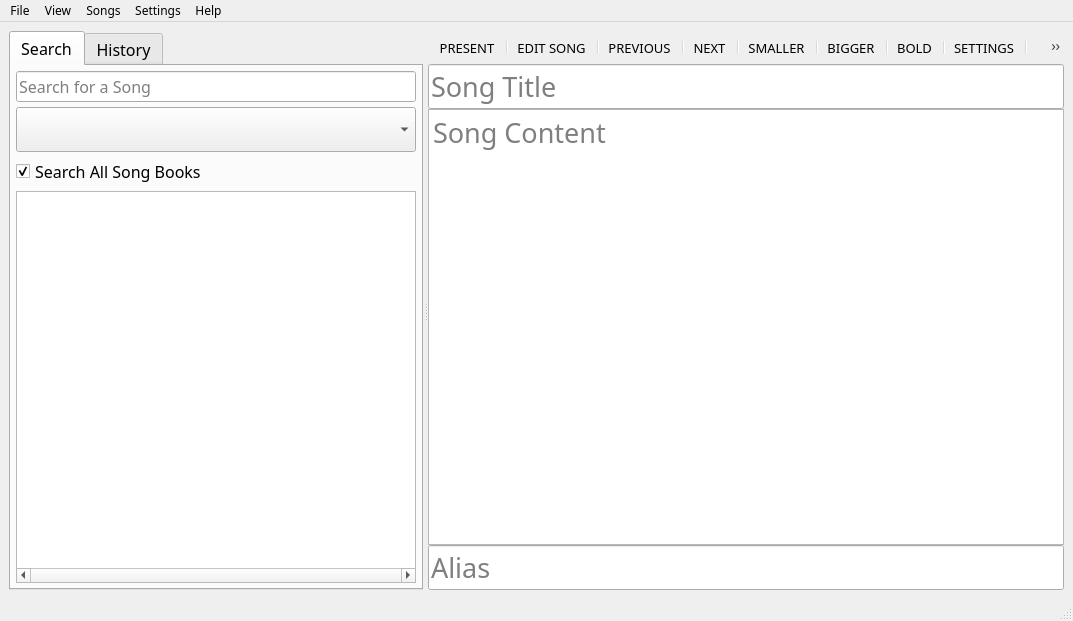
Before: the Qt Designer form src/ui/home_window.ui in Appsmata/MasterBible-Desktop, drawn with Qt 5.
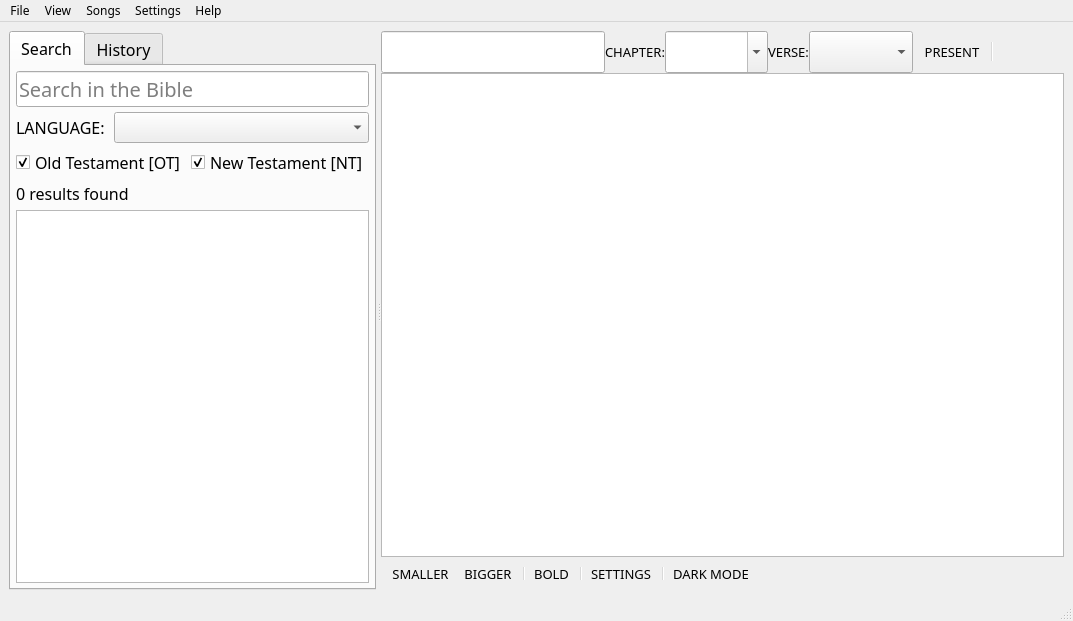
After: the same form once the commit is applied. Icons and pictures are not drawn.

Diff of the .ui file:
```diff
--- a/src/ui/home_window.ui
+++ b/src/ui/home_window.ui
@@ -97,70 +97,102 @@
             </property>
             <item>
              <widget class="QLineEdit" name="txtSearch">
-              <property name="minimumSize">
-               <size>
-                <width>400</width>
-                <height>0</height>
-               </size>
+              <property name="sizePolicy">
+               <sizepolicy hsizetype="Preferred" vsizetype="Fixed">
+                <horstretch>0</horstretch>
+                <verstretch>0</verstretch>
+               </sizepolicy>
               </property>
               <property name="font">
                <font>
                 <family>Trebuchet MS</family>
-                <pointsize>12</pointsize>
-               </font>
-              </property>
-              <property name="placeholderText">
-               <string>Search for a Song</string>
-              </property>
-              <property name="clearButtonEnabled">
-               <bool>true</bool>
-              </property>
-             </widget>
-            </item>
-            <item>
-             <widget class="QComboBox" name="cmbSongbooks">
-              <property name="font">
-               <font>
-                <family>Trebuchet MS</family>
-                <pointsize>20</pointsize>
-               </font>
-              </property>
-             </widget>
-            </item>
-            <item>
-             <widget class="QCheckBox" name="chkSearchCriteria">
-              <property name="font">
-               <font>
-                <family>Trebuchet MS</family>
-                <pointsize>12</pointsize>
+                <pointsize>15</pointsize>
                 <weight>50</weight>
                 <bold>false</bold>
                </font>
               </property>
+              <property name="placeholderText">
+               <string>Search in the Bible</string>
+              </property>
+             </widget>
+            </item>
+            <item>
+             <layout class="QHBoxLayout" name="horizontalLayout1">
+              <item>
+               <widget class="QLabel" name="label">
+                <property name="text">
+                 <string>LANGUAGE: </string>
+                </property>
+               </widget>
+              </item>
+              <item>
+               <widget class="QComboBox" name="cmbLanguages">
+                <property name="sizePolicy">
+                 <sizepolicy hsizetype="Expanding" vsizetype="Fixed">
+                  <horstretch>0</horstretch>
+                  <verstretch>0</verstretch>
+                 </sizepolicy>
+                </property>
+                <property name="currentText">
+                 <string/>
+                </property>
+               </widget>
+              </item>
+             </layout>
+            </item>
+            <item>
+             <layout class="QHBoxLayout" name="horizontalLayout2">
+              <item>
+               <widget class="QCheckBox" name="chkOldTestament">
+                <property name="sizePolicy">
+                 <sizepolicy hsizetype="Preferred" vsizetype="Fixed">
+                  <horstretch>0</horstretch>
+                  <verstretch>0</verstretch>
+                 </sizepolicy>
+                </property>
+                <property name="text">
+                 <string>Old Testament [OT]</string>
+                </property>
+                <property name="checked">
+                 <bool>true</bool>
+                </property>
+               </widget>
+              </item>
+              <item>
+               <widget class="QCheckBox" name="chkNewTestament">
+                <property name="text">
+                 <string>New Testament [NT]</string>
+                </property>
+                <property name="checked">
+                 <bool>true</bool>
+                </property>
+               </widget>
+              </item>
+             </layout>
+            </item>
+            <item>
+             <widget class="QLabel" name="lblResult">
+              <property name="sizePolicy">
+               <sizepolicy hsizetype="Preferred" vsizetype="Minimum">
+                <horstretch>0</horstretch>
+                <verstretch>0</verstretch>
+               </sizepolicy>
+              </property>
               <property name="text">
-               <string>Search All Song Books</string>
-              </property>
-              <property name="checked">
-               <bool>true</bool>
+               <string>0 results found</string>
               </property>
              </widget>
             </item>
             <item>
              <widget class="QListView" name="lstResults">
               <property name="sizePolicy">
-               <sizepolicy hsizetype="Expanding" vsizetype="Expanding">
+               <sizepolicy hsizetype="Preferred" vsizetype="Expanding">
                 <horstretch>0</horstretch>
                 <verstretch>0</verstretch>
                </sizepolicy>
               </property>
-              <property name="font">
-               <font>
-                <family>Trebuchet MS</family>
-                <pointsize>12</pointsize>
-               </font>
-              </property>
               <property name="horizontalScrollBarPolicy">
-               <enum>Qt::ScrollBarAlwaysOn</enum>
+               <enum>Qt::ScrollBarAlwaysOff</enum>
               </property>
              </widget>
             </item>
@@ -181,20 +213,146 @@
          <number>0</number>
         </property>
         <item>
-         <widget class="QToolBar" name="toolBar">
+         <layout class="QHBoxLayout" name="topLayout">
+          <item>
+           <widget class="QLineEdit" name="txtTitle">
+            <property name="sizePolicy">
+             <sizepolicy hsizetype="Expanding" vsizetype="Fixed">
+              <horstretch>0</horstretch>
+              <verstretch>0</verstretch>
+             </sizepolicy>
+            </property>
+            <property name="font">
+             <font>
+              <family>Trebuchet MS</family>
+              <pointsize>18</pointsize>
+              <weight>50</weight>
+              <bold>false</bold>
+             </font>
+            </property>
+            <property name="alignment">
+             <set>Qt::AlignCenter</set>
+            </property>
+            <property name="readOnly">
+             <bool>true</bool>
+            </property>
+           </widget>
+          </item>
+          <item>
+           <widget class="QLabel" name="lblChapter">
+            <property name="text">
+             <string>CHAPTER:</string>
+            </property>
+           </widget>
+          </item>
+          <item>
+           <widget class="QComboBox" name="cmbChapter">
+            <property name="sizePolicy">
+             <sizepolicy hsizetype="Minimum" vsizetype="Preferred">
+              <horstretch>0</horstretch>
+              <verstretch>0</verstretch>
+             </sizepolicy>
+            </property>
+            <property name="minimumSize">
+             <size>
+              <width>60</width>
+              <height>0</height>
+             </size>
+            </property>
+            <property name="font">
+             <font>
+              <family>Trebuchet MS</family>
+              <pointsize>15</pointsize>
+              <weight>50</weight>
+              <bold>false</bold>
+             </font>
+            </property>
+            <property name="editable">
+             <bool>true</bool>
+            </property>
+           </widget>
+          </item>
+          <item>
+           <widget class="QLabel" name="lblVerse">
+            <property name="text">
+             <string>VERSE:</string>
+            </property>
+           </widget>
+          </item>
+          <item>
+           <widget class="QComboBox" name="cmbVerse">
+            <property name="sizePolicy">
+             <sizepolicy hsizetype="Minimum" vsizetype="Preferred">
+              <horstretch>0</horstretch>
+              <verstretch>0</verstretch>
+             </sizepolicy>
+            </property>
+            <property name="minimumSize">
+             <size>
+              <width>60</width>
+              <height>0</height>
+             </size>
+            </property>
+            <property name="font">
+             <font>
+              <family>Trebuchet MS</family>
+              <pointsize>15</pointsize>
+              <weight>50</weight>
+              <bold>false</bold>
+             </font>
+            </property>
+            <property name="currentText">
+             <string/>
+            </property>
+           </widget>
+          </item>
+          <item>
+           <widget class="QToolBar" name="toolBarTop">
+            <property name="sizePolicy">
+             <sizepolicy hsizetype="Fixed" vsizetype="Fixed">
+              <horstretch>0</horstretch>
+              <verstretch>0</verstretch>
+             </sizepolicy>
+            </property>
+            <property name="windowTitle">
+             <string notr="true">toolBar1</string>
+            </property>
+            <property name="toolButtonStyle">
+             <enum>Qt::ToolButtonTextBesideIcon</enum>
+            </property>
+            <addaction name="toolbarPresent"/>
+            <addaction name="separator"/>
+            <addaction name="toolbarPrevious"/>
+            <addaction name="toolbarNext"/>
+           </widget>
+          </item>
+         </layout>
+        </item>
+        <item>
+         <widget class="QPlainTextEdit" name="txtContent">
+          <property name="sizePolicy">
+           <sizepolicy hsizetype="Expanding" vsizetype="Expanding">
+            <horstretch>0</horstretch>
+            <verstretch>0</verstretch>
+           </sizepolicy>
+          </property>
+          <property name="font">
+           <font>
+            <family>Trebuchet MS</family>
+            <pointsize>20</pointsize>
+           </font>
+          </property>
+          <property name="readOnly">
+           <bool>true</bool>
+          </property>
+         </widget>
+        </item>
+        <item>
+         <widget class="QToolBar" name="toolBarBottom">
           <property name="windowTitle">
            <string>toolBar</string>
           </property>
-          <addaction name="toolbarPresent"/>
-          <addaction name="separator"/>
-          <addaction name="toolbarEdit"/>
-          <addaction name="separator"/>
-          <addaction name="toolbarPrevious"/>
-          <addaction name="separator"/>
-          <addaction name="toolbarNext"/>
-          <addaction name="separator"/>
           <addaction name="toolbarSmaller"/>
-          <addaction name="separator"/>
           <addaction name="toolbarBigger"/>
           <addaction name="separator"/>
           <addaction name="toolbarBold"/>
@@ -204,63 +362,6 @@
           <addaction name="actionDarkMode"/>
          </widget>
         </item>
-        <item>
-         <widget class="QLineEdit" name="txtTitle">
-          <property name="font">
-           <font>
-            <family>Trebuchet MS</family>
-            <pointsize>20</pointsize>
-           </font>
-          </property>
-          <property name="frame">
-           <bool>true</bool>
-          </property>
-          <property name="readOnly">
-           <bool>true</bool>
-          </property>
-          <property name="placeholderText">
-           <string>Song Title</string>
-          </property>
-         </widget>
-        </item>
-        <item>
-         <widget class="QPlainTextEdit" name="txtContent">
-          <property name="sizePolicy">
-           <sizepolicy hsizetype="Expanding" vsizetype="Expanding">
-            <horstretch>0</horstretch>
-            <verstretch>0</verstretch>
-           </sizepolicy>
-          </property>
-          <property name="font">
-           <font>
-            <family>Trebuchet MS</family>
-            <pointsize>20</pointsize>
-           </font>
-          </property>
-          <property name="readOnly">
-           <bool>true</bool>
-          </property>
-          <property name="placeholderText">
-           <string>Song Content</string>
-          </property>
-         </widget>
-        </item>
-        <item>
-         <widget class="QLineEdit" name="txtAlias">
-          <property name="font">
-           <font>
-            <family>Trebuchet MS</family>
-            <pointsize>20</pointsize>
-           </font>
-          </property>
-          <property name="readOnly">
-           <bool>true</bool>
-          </property>
-          <property name="placeholderText">
-           <string>Alias</string>
-          </property>
-         </widget>
-        </item>
        </layout>
       </widget>
      </widget>
@@ -406,14 +507,9 @@
     <string>PRESENT</string>
    </property>
   </action>
-  <action name="toolbarEdit">
-   <property name="text">
-    <string>EDIT SONG</string>
-   </property>
-  </action>
   <action name="toolbarPrevious">
    <property name="text">
-    <string>PREVIOUS</string>
+    <string/>
    </property>
    <property name="shortcut">
     <string>Up</string>
@@ -421,7 +517,7 @@
   </action>
   <action name="toolbarNext">
    <property name="text">
-    <string>NEXT</string>
+    <string/>
    </property>
    <property name="shortcut">
     <string>Down</string>
```
Left out of the diff: 15 changed lines with no effect on the pictures.
